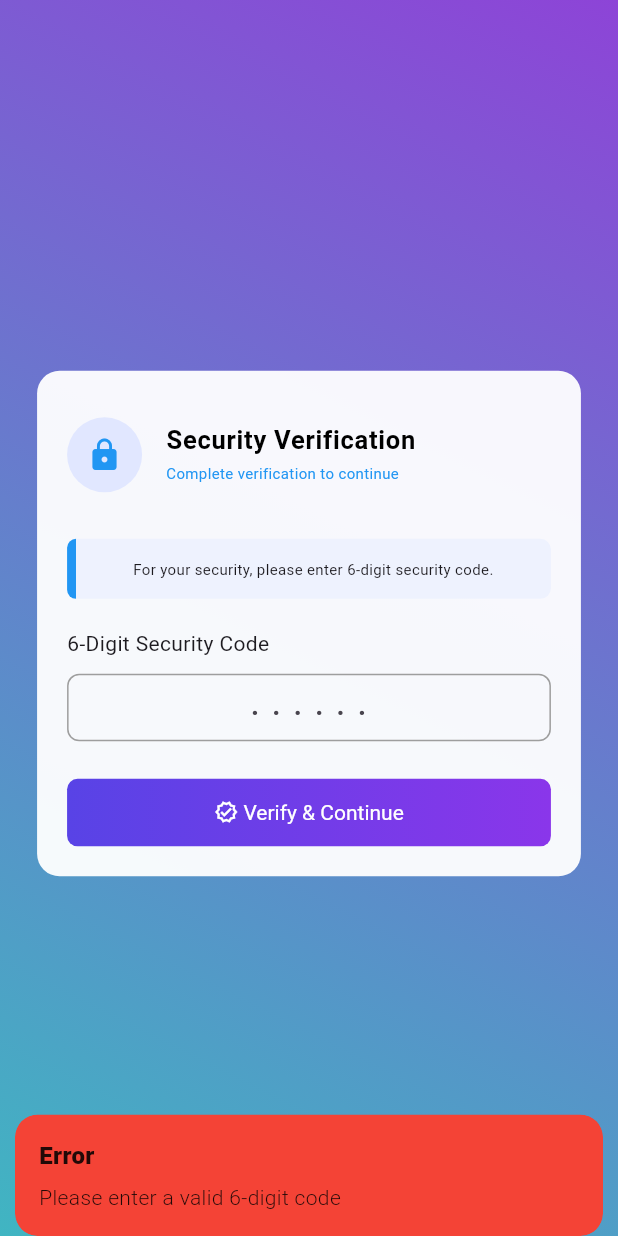
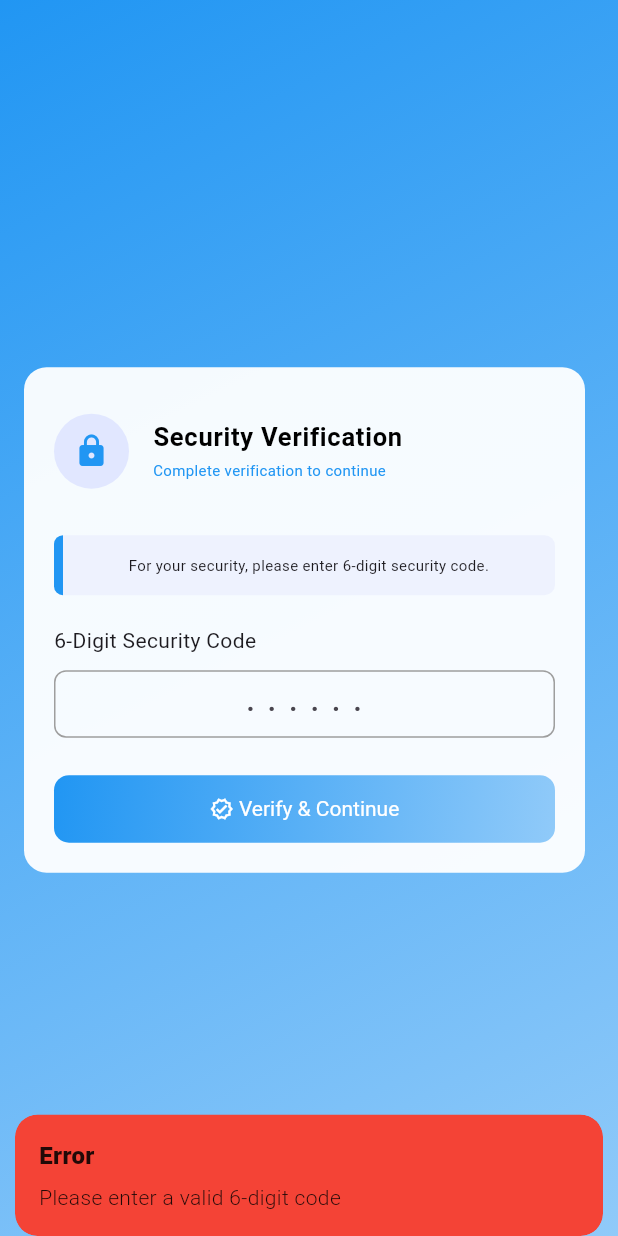
Before and after one commit to Durgeshpatel77/ecomerce_application, a Flutter app: the screen it shows after launch, after a tap on an icon or button, on a phone screen of 412 x 824 dp. Run offline on Flutter 3.47's test engine with Material 3 defaults, Android fonts, the light colour scheme and no system bars; our stand-ins replace flutter_svg, get, permission_handler, shared_preferences.

Commit message:
changrs in splace screen

```diff
--- a/lib/Controller/TaskList_Controller.dart
+++ b/lib/Controller/TaskList_Controller.dart
@@ -12,7 +12,7 @@ class TaskController extends GetxController with GetTickerProviderStateMixin {
   var selectedTabIndex = 0.obs;
   late TabController tabController;
 
-  final statusTabs = ['not_started', 'in_progress', 'completed'];
+  final statusTabs = ['not_started', 'in_progress','done','delayed'];
 
   @override
   void onInit() {
@@ -81,6 +81,7 @@ class TaskController extends GetxController with GetTickerProviderStateMixin {
     if (response.statusCode == 200) {
       final jsonResponse = jsonDecode(response.body);
       final taskData = jsonResponse['data'];
+      final taskUuid = taskData['uuid']; // <--- Extract this
 
       // Log full task_images array
       print("Raw task_images: ${taskData['task_images']}");
@@ -98,6 +99,7 @@ class TaskController extends GetxController with GetTickerProviderStateMixin {
 
       return {
         'task': taskData,
+        'uuid': taskData['uuid'],       // Include this
         'imageUrls': imageUrls,
       };
     } else {
--- a/lib/Login_Pages/Auth_screen.dart
+++ b/lib/Login_Pages/Auth_screen.dart
@@ -1,6 +1,5 @@
 import 'package:flutter/material.dart';
 import 'package:get/get.dart';
-import '../All_custom_widgets/BackGround_Custom.dart';
 import '../Colors/App_Colors.dart';
 import '../Controller/Auth_Controller.dart';
 
@@ -27,14 +26,19 @@ class _SignUpState extends State<SignUp> {
     final width = MediaQuery.of(context).size.width;
 
     return Scaffold(
-      body: Stack(
-        children: [
-          CustomScaffoldForLogin(width: double.infinity, height: double.infinity),
-          SingleChildScrollView(
-            padding: EdgeInsets.symmetric(horizontal: width * 0.06, vertical: height * 0.10),
-            child: Center(
-              child: ConstrainedBox(
-                constraints: BoxConstraints(maxWidth: 400),
+      body:Container(
+        width: double.infinity,
+        height: double.infinity,
+        decoration: const BoxDecoration(
+          gradient: LinearGradient(
+            colors: [Color(0xFF2196F3), Color(0xFF90CAF9)],
+            begin: Alignment.topLeft,
+            end: Alignment.bottomRight,
+          ),
+        ),
+        child: Padding(
+          padding: const EdgeInsets.only(left: 16,right: 22,top: 80),
+          child: SingleChildScrollView(
             child: Column(
                       children: [
                         SizedBox(height: height * 0.2),
@@ -139,16 +143,13 @@ class _SignUpState extends State<SignUp> {
                                 },
                                 child: Container(
                                   height: 45,
-                              decoration: BoxDecoration(
-                                borderRadius: BorderRadius.circular(7),
+                                  decoration: const BoxDecoration(
                                     gradient: LinearGradient(
-                                  colors: [
-                                    Color(0xff5843e6),
-                                    Color(0xff8a36ea),
-                                  ],
-                                  begin: Alignment.centerLeft,
-                                  end: Alignment.centerRight,
+                                      colors: [Color(0xFF2196F3), Color(0xFF90CAF9)],
+                                      begin: Alignment.topLeft,
+                                      end: Alignment.bottomRight,
                                     ),
+                                    borderRadius: BorderRadius.all(Radius.circular(10))
                                   ),
                                   child: Center(
                                     child: RichText(
@@ -183,8 +184,7 @@ class _SignUpState extends State<SignUp> {
           ),
         ),
               ),
-        ],
-      ),
+
     );
   }
 }
--- a/lib/Splash_Screen.dart
+++ b/lib/Splash_Screen.dart
@@ -11,38 +11,110 @@ class SplashScreen extends StatefulWidget {
   State<SplashScreen> createState() => _SplashScreenState();
 }
 
-class _SplashScreenState extends State<SplashScreen> {
+class _SplashScreenState extends State<SplashScreen>
+    with SingleTickerProviderStateMixin {
+  late AnimationController _controller;
+
   @override
   void initState() {
     super.initState();
-    requestPermissionsAndNavigate();
+
+    _controller = AnimationController(
+      vsync: this,
+      duration: const Duration(seconds: 3),
+    )..addStatusListener((status) {
+      if (status == AnimationStatus.completed) {
+        _navigateToNext();
+      }
+    });
+
+    _controller.forward();
+    requestPermissions();
   }
 
-  Future<void> requestPermissionsAndNavigate() async {
-    // Request permissions
+  Future<void> requestPermissions() async {
     await [
       Permission.location,
       Permission.photos,
       Permission.storage,
     ].request();
+  }
 
-    // Wait 3 seconds before navigating
-    await Future.delayed(const Duration(seconds: 3));
+  void _navigateToNext() {
+    if (mounted) {
+      Get.off(() => const SignUp());
+    }
+  }
 
-    if (!mounted) return; // Prevents errors if widget is disposed
-    Get.off(() => const SignUp());
+  @override
+  void dispose() {
+    _controller.dispose();
+    super.dispose();
   }
 
   @override
   Widget build(BuildContext context) {
-    final size = MediaQuery.of(context).size;
     return Scaffold(
-      body: SizedBox(
-        width: size.width,
-        height: size.height,
-        child: Image.asset(
-          'assets/images/splash.jpg',
-          fit: BoxFit.cover,
+      body: Container(
+        width: double.infinity,
+        height: double.infinity,
+        decoration: const BoxDecoration(
+          gradient: LinearGradient(
+            colors: [Color(0xFF2196F3), Color(0xFF90CAF9)],
+            begin: Alignment.topLeft,
+            end: Alignment.bottomRight,
+          ),
+        ),
+        child: Center(
+          child: Padding(
+            padding: const EdgeInsets.symmetric(horizontal: 32),
+            child: Column(
+              mainAxisAlignment: MainAxisAlignment.center,
+              children: [
+                const Icon(
+                  Icons.task_alt_rounded,
+                  size: 100,
+                  color: Colors.white,
+                ),
+                const SizedBox(height: 20),
+                Text(
+                  "Task Manager",
+                  style: TextStyle(
+                    fontSize: 28,
+                    fontWeight: FontWeight.bold,
+                    color: Colors.white.withOpacity(0.95),
+                    letterSpacing: 1.2,
+                  ),
+                ),
+                const SizedBox(height: 40),
+                AnimatedBuilder(
+                  animation: _controller,
+                  builder: (context, child) {
+                    return ClipRRect(
+                      borderRadius: BorderRadius.circular(10),
+                      child: LinearProgressIndicator(
+                        value: _controller.value,
+                        minHeight: 8,
+                        backgroundColor: Colors.white30,
+                        valueColor: const AlwaysStoppedAnimation<Color>(
+                          Colors.white,
+                        ),
+                      ),
+                    );
+                  },
+                ),
+                const SizedBox(height: 20),
+                Text(
+                  "Getting things ready...",
+                  style: TextStyle(
+                    color: Colors.white70,
+                    fontSize: 14,
+                    fontStyle: FontStyle.italic,
+                  ),
+                ),
+              ],
+            ),
+          ),
         ),
       ),
     );
--- a/lib/main.dart
+++ b/lib/main.dart
@@ -13,7 +13,7 @@ void main() {
   HttpOverrides.global = MyHttpOverrides(); // Set the override
   Get.put(AuthController()); // before runApp()
   Get.put(TaskController());
-  Get.put(TaskStatusController()); // Initialize it at app start
+  Get.put(TaskStatusController());
   runApp(const MyApp());
 }
 
--- a/pubspec.yaml
+++ b/pubspec.yaml
@@ -40,6 +40,7 @@ dependencies:
   http: ^1.3.0
   shared_preferences: ^2.5.3
   cached_network_image: ^3.4.1
+  custom_refresh_indicator: ^4.0.1
 
 dev_dependencies:
   flutter_test:
```
Also changed, not shown: lib/All_custom_widgets/TaskList_Custom.dart (+87 -65 lines), lib/Controller/Auth_Controller.dart (+4 -4 lines), lib/Controller/Taskstatus_contoller.dart (+89 -10 lines), lib/Login_Pages/Main_page.dart (+24 -13 lines), lib/Mainpage_Subpages/Tasklist_page.dart (+9 -4 lines), pubspec.lock. Lines whose indentation alone changed are shown as unchanged.
